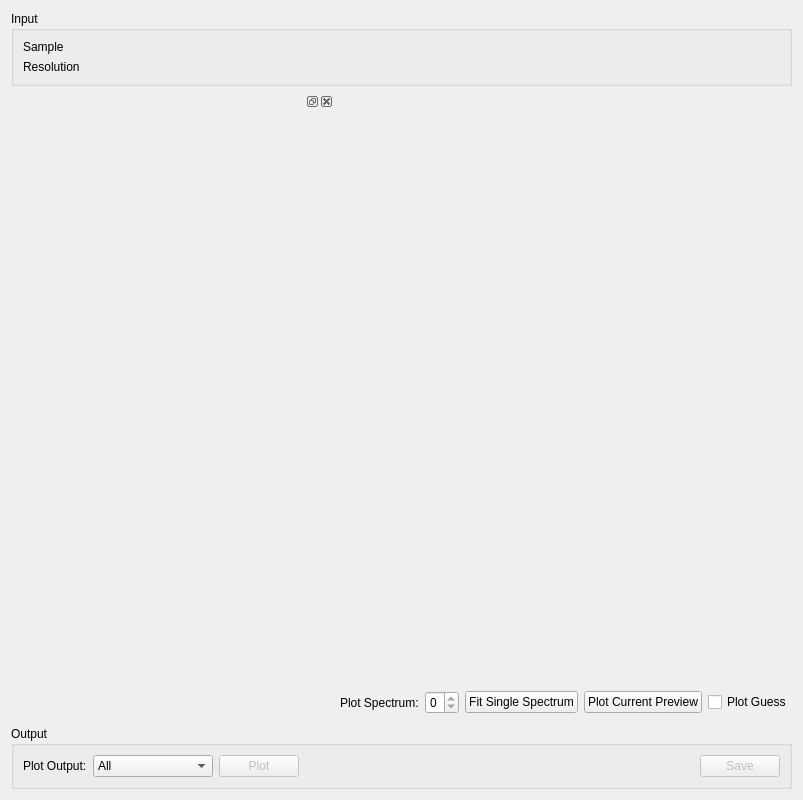
The window that qt/scientific_interfaces/Indirect/ConvFit.ui (mantidproject/mantid) describes before a commit, drawn with Qt 5.
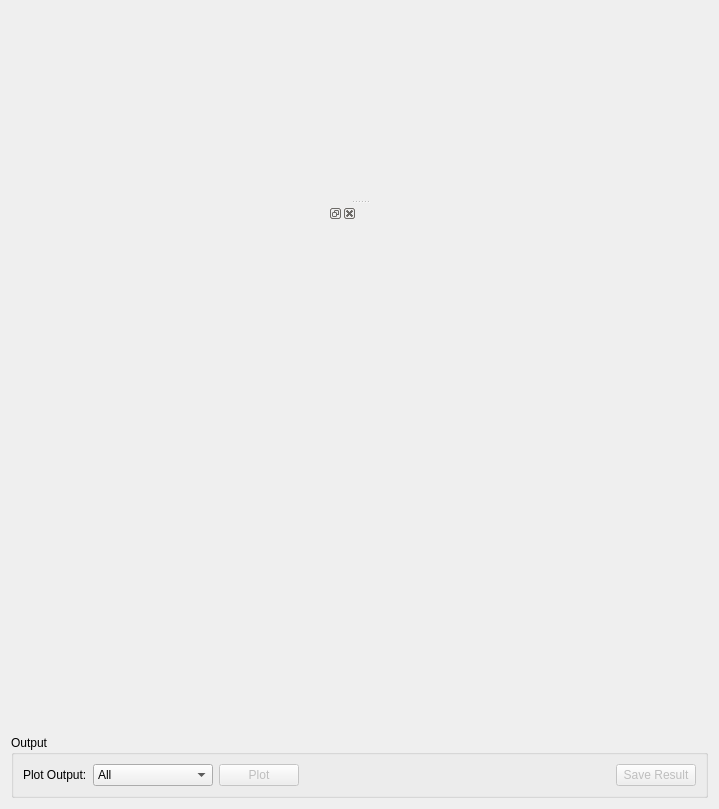
The same window after the commit. Custom widgets are drawn as their Qt base class.

Commit message:
Update GUIs to use new widgets
Refs #22397

What changed in the file:
```diff
--- a/qt/scientific_interfaces/Indirect/ConvFit.ui
+++ b/qt/scientific_interfaces/Indirect/ConvFit.ui
@@ -6,8 +6,8 @@
    <rect>
     <x>0</x>
     <y>0</y>
-    <width>803</width>
-    <height>800</height>
+    <width>719</width>
+    <height>809</height>
    </rect>
   </property>
   <property name="windowTitle">
@@ -15,106 +15,23 @@
   </property>
   <layout class="QVBoxLayout" name="verticalLayout_42">
    <item>
-    <widget class="QGroupBox" name="gbInput">
-     <property name="title">
-      <string>Input</string>
+    <widget class="QSplitter" name="splitter">
+     <property name="orientation">
+      <enum>Qt::Vertical</enum>
      </property>
-     <layout class="QGridLayout" name="layoutFiles">
-      <item row="0" column="0">
-       <widget class="QLabel" name="lbSample">
-        <property name="sizePolicy">
-         <sizepolicy hsizetype="Fixed" vsizetype="Preferred">
-          <horstretch>0</horstretch>
-          <verstretch>0</verstretch>
-         </sizepolicy>
-        </property>
-        <property name="text">
-         <string>Sample</string>
-        </property>
-       </widget>
-      </item>
-      <item row="1" column="0">
-       <widget class="QLabel" name="lbResolution">
-        <property name="sizePolicy">
-         <sizepolicy hsizetype="Fixed" vsizetype="Preferred">
-          <horstretch>0</horstretch>
-          <verstretch>0</verstretch>
-         </sizepolicy>
-        </property>
-        <property name="text">
-         <string>Resolution</string>
-        </property>
-       </widget>
-      </item>
-      <item row="0" column="1" colspan="2">
-       <widget class="MantidQt::MantidWidgets::DataSelector" name="dsSampleInput" native="true">
-        <property name="sizePolicy">
-         <sizepolicy hsizetype="Minimum" vsizetype="Fixed">
-          <horstretch>0</horstretch>
-          <verstretch>0</verstretch>
-         </sizepolicy>
-        </property>
-        <property name="autoLoad" stdset="0">
-         <bool>true</bool>
-        </property>
-        <property name="workspaceSuffixes" stdset="0">
-         <stringlist>
-          <string>_red</string>
-          <string>_sqw</string>
-         </stringlist>
-        </property>
-        <property name="fileBrowserSuffixes" stdset="0">
-         <stringlist>
-          <string>_red.nxs</string>
-          <string>_sqw.nxs</string>
-          <string>.sqw</string>
-          <string>.red</string>
-         </stringlist>
-        </property>
-        <property name="showLoad" stdset="0">
+     <property name="childrenCollapsible">
          <bool>false</bool>
         </property>
-        <property name="ShowGroups" stdset="0">
-         <bool>false</bool>
-        </property>
-       </widget>
-      </item>
-      <item row="1" column="1" colspan="2">
-       <widget class="MantidQt::MantidWidgets::DataSelector" name="dsResInput" native="true">
-        <property name="sizePolicy">
-         <sizepolicy hsizetype="Minimum" vsizetype="Fixed">
-          <horstretch>0</horstretch>
-          <verstretch>0</verstretch>
-         </sizepolicy>
-        </property>
-        <property name="autoLoad" stdset="0">
-         <bool>true</bool>
-        </property>
-        <property name="workspaceSuffixes" stdset="0">
-         <stringlist>
-          <string>_res</string>
-          <string>_red</string>
-          <string>_sqw</string>
-         </stringlist>
-        </property>
-        <property name="fileBrowserSuffixes" stdset="0">
-         <stringlist>
-          <string>_res.nxs</string>
-          <string>_red.nxs</string>
-          <string>_sqw.nxs</string>
-         </stringlist>
-        </property>
-        <property name="showLoad" stdset="0">
-         <bool>false</bool>
-        </property>
-        <property name="ShowGroups" stdset="0">
-         <bool>false</bool>
-        </property>
-       </widget>
-      </item>
-     </layout>
-    </widget>
-   </item>
+     <widget class="MantidQt::CustomInterfaces::IDA::IndirectFitDataView" name="fitDataView" native="true">
+      <property name="minimumSize">
+       <size>
+        <width>0</width>
+        <height>0</height>
+       </size>
+      </property>
+     </widget>
+     <widget class="QWidget" name="layoutWidget">
+      <layout class="QVBoxLayout" name="verticalLayout">
    <item>
     <layout class="QHBoxLayout" name="loPlotArea" stretch="1,1">
      <property name="sizeConstraint">
@@ -126,165 +43,12 @@
       </widget>
      </item>
      <item>
-      <layout class="QVBoxLayout" name="loMiniPlot" stretch="0,0">
-       <property name="sizeConstraint">
-        <enum>QLayout::SetDefaultConstraint</enum>
-       </property>
-       <item>
-        <layout class="QVBoxLayout" name="loPlots" stretch="5,3">
-         <property name="sizeConstraint">
-          <enum>QLayout::SetDefaultConstraint</enum>
-         </property>
-         <item>
-          <widget class="MantidQt::MantidWidgets::PreviewPlot" name="ppPlotTop" native="true">
-           <property name="sizePolicy">
-            <sizepolicy hsizetype="Preferred" vsizetype="Expanding">
-             <horstretch>0</horstretch>
-             <verstretch>1</verstretch>
-            </sizepolicy>
-           </property>
-           <property name="minimumSize">
-            <size>
-             <width>0</width>
-             <height>125</height>
-            </size>
-           </property>
-           <property name="showLegend" stdset="0">
-            <bool>true</bool>
-           </property>
-           <property name="canvasColour" stdset="0">
-            <color>
-             <red>255</red>
-             <green>255</green>
-             <blue>255</blue>
-            </color>
-           </property>
-          </widget>
+          <widget class="MantidQt::CustomInterfaces::IDA::IndirectFitPlotView" name="pvFitPlotView" native="true"/>
          </item>
-         <item>
-          <widget class="MantidQt::MantidWidgets::PreviewPlot" name="ppPlotBottom" native="true">
-           <property name="sizePolicy">
-            <sizepolicy hsizetype="Preferred" vsizetype="Expanding">
-             <horstretch>0</horstretch>
-             <verstretch>1</verstretch>
-            </sizepolicy>
-           </property>
-           <property name="minimumSize">
-            <size>
-             <width>0</width>
-             <height>75</height>
-            </size>
-           </property>
-           <property name="maximumSize">
-            <size>
-             <width>16777215</width>
-             <height>16777215</height>
-            </size>
-           </property>
-           <property name="showLegend" stdset="0">
-            <bool>true</bool>
-           </property>
-           <property name="canvasColour" stdset="0">
-            <color>
-             <red>255</red>
-             <green>255</green>
-             <blue>255</blue>
-            </color>
-           </property>
-          </widget>
-         </item>
         </layout>
        </item>
        <item>
-        <layout class="QHBoxLayout" name="loPlotOptions">
-         <property name="sizeConstraint">
-          <enum>QLayout::SetNoConstraint</enum>
-         </property>
-         <item>
-          <widget class="QLabel" name="lbPlotSpectrum">
-           <property name="text">
-            <string>Plot Spectrum:</string>
-           </property>
-          </widget>
-         </item>
-         <item>
-          <widget class="QSpinBox" name="spPlotSpectrum">
-           <property name="minimum">
-            <number>0</number>
-           </property>
-           <property name="maximum">
-            <number>0</number>
-           </property>
-          </widget>
-         </item>
-         <item>
-          <spacer name="horizontalSpacer_3">
-           <property name="orientation">
-            <enum>Qt::Horizontal</enum>
-           </property>
-           <property name="sizeHint" stdset="0">
-            <size>
-             <width>40</width>
-             <height>20</height>
-            </size>
-           </property>
-          </spacer>
-         </item>
-         <item>
-          <widget class="QPushButton" name="pbSingleFit">
-           <property name="text">
-            <string>Fit Single Spectrum</string>
-           </property>
-          </widget>
-         </item>
-         <item>
-          <spacer name="horizontalSpacer_2">
-           <property name="orientation">
-            <enum>Qt::Horizontal</enum>
-           </property>
-           <property name="sizeHint" stdset="0">
-            <size>
-             <width>40</width>
-             <height>20</height>
-            </size>
-           </property>
-          </spacer>
-         </item>
-         <item>
-          <widget class="QPushButton" name="pbPlotPreview">
-           <property name="text">
-            <string>Plot Current Preview</string>
-           </property>
-          </widget>
-         </item>
-         <item>
-          <spacer name="horizontalSpacer">
-           <property name="orientation">
-            <enum>Qt::Horizontal</enum>
-           </property>
-           <property name="sizeHint" stdset="0">
-            <size>
-             <width>40</width>
-             <height>20</height>
-            </size>
-           </property>
-          </spacer>
-         </item>
-         <item>
-          <widget class="QCheckBox" name="ckPlotGuess">
-           <property name="text">
-            <string>Plot Guess</string>
-           </property>
-          </widget>
-         </item>
-        </layout>
-       </item>
-      </layout>
-     </item>
-    </layout>
-   </item>
-   <item>
-    <layout class="QHBoxLayout" name="horizontalLayout" stretch="0">
+        <layout class="QHBoxLayout" name="loSpectrumView" stretch="0">
      <property name="topMargin">
       <number>0</number>
      </property>
@@ -379,27 +143,20 @@
          <bool>false</bool>
         </property>
         <property name="text">
-         <string>Save</string>
+             <string>Save Result</string>
         </property>
        </widget>
       </item>
      </layout>
+        </widget>
+       </item>
+      </layout>
+     </widget>
     </widget>
    </item>
   </layout>
  </widget>
  <customwidgets>
-  <customwidget>
-   <class>MantidQt::MantidWidgets::DataSelector</class>
-   <extends>QWidget</extends>
-   <header>MantidQtWidgets/Common/DataSelector.h</header>
-  </customwidget>
-  <customwidget>
-   <class>MantidQt::MantidWidgets::PreviewPlot</class>
-   <extends>QWidget</extends>
-   <header>MantidQtWidgets/LegacyQwt/PreviewPlot.h</header>
-   <container>1</container>
-  </customwidget>
   <customwidget>
    <class>MantidQt::CustomInterfaces::IDA::IndirectSpectrumSelectionView</class>
    <extends>QWidget</extends>
@@ -412,6 +169,18 @@
    <header>MantidQtWidgets/Common/IndirectFitPropertyBrowser.h</header>
    <container>1</container>
   </customwidget>
+  <customwidget>
+   <class>MantidQt::CustomInterfaces::IDA::IndirectFitPlotView</class>
+   <extends>QWidget</extends>
+   <header>IndirectFitPlotView.h</header>
+   <container>1</container>
+  </customwidget>
+  <customwidget>
+   <class>MantidQt::CustomInterfaces::IDA::IndirectFitDataView</class>
+   <extends>QWidget</extends>
+   <header>IndirectFitDataView.h</header>
+   <container>1</container>
+  </customwidget>
  </customwidgets>
  <resources/>
  <connections/>
```
Left out of the diff: 2 changed lines with no effect on the pictures. Lines whose indentation alone changed are shown as unchanged. The commit also changes 4 other files.
